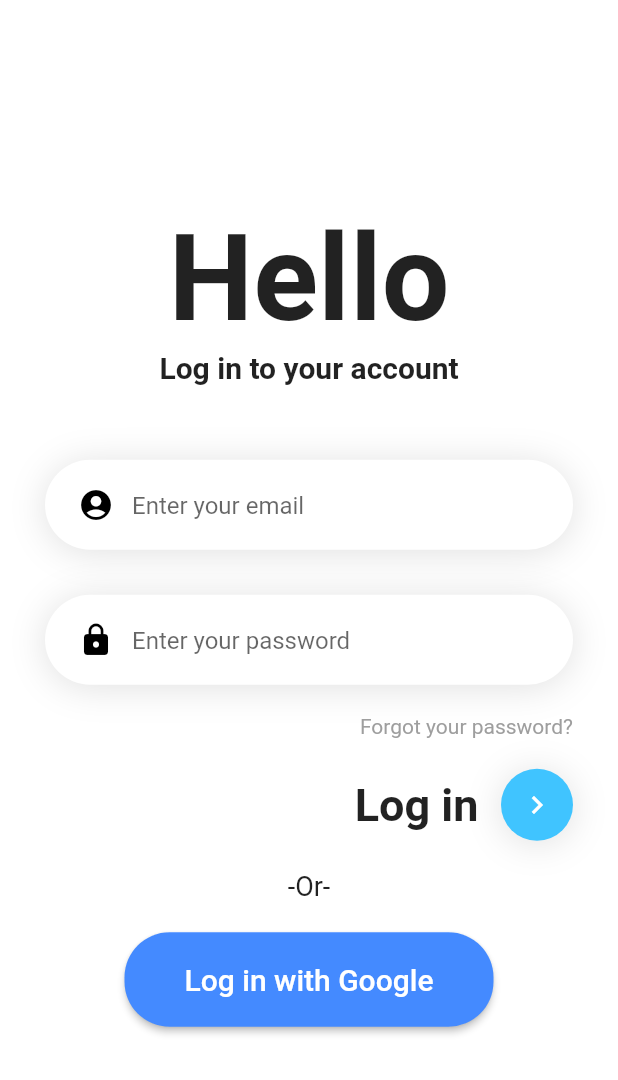
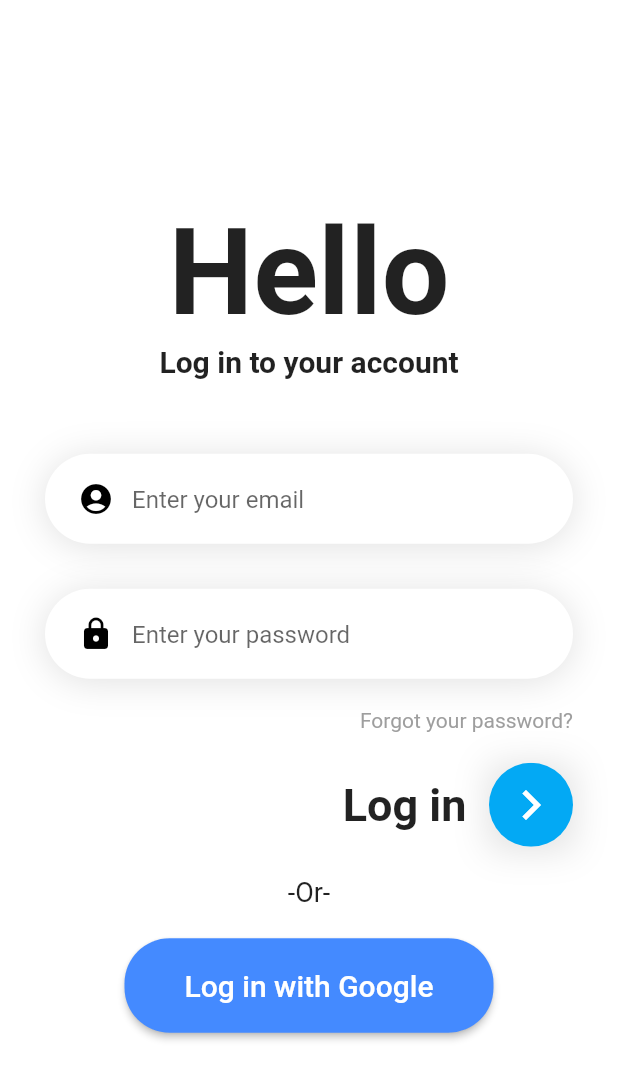
Before and after one commit to nithiwatter/Flutter_Playground, a Flutter app: the screen it shows after launch, on a phone screen of 412 x 824 dp. Shown: the top 1080 px of the screen. Run offline on Flutter 3.47's test engine with Material 2 defaults, Android fonts, the phone set to English and light mode, and no system bars.

Commit message:
fix icon button bug

```diff
--- a/lib/screens/login_screen.dart
+++ b/lib/screens/login_screen.dart
@@ -146,9 +146,7 @@ class _LoginScreenState extends State<LoginScreen> {
           ),
           Container(
             margin: const EdgeInsets.only(left: 15),
-            decoration: const BoxDecoration(
-              shape: BoxShape.circle,
-              color: Colors.lightBlueAccent,
+            decoration: BoxDecoration(
               boxShadow: [
                 BoxShadow(
                   color: Colors.black12,
@@ -157,10 +155,18 @@ class _LoginScreenState extends State<LoginScreen> {
                 ),
               ],
             ),
-            child: IconButton(
-                icon: Icon(Icons.chevron_right),
-                color: Colors.white,
-                onPressed: () {}),
+            child: ClipOval(
+              child: Material(
+                color: Colors.lightBlue,
+                child: IconButton(
+                  icon: Icon(Icons.chevron_right),
+                  color: Colors.white,
+                  splashColor: Colors.blueAccent,
+                  iconSize: 40,
+                  onPressed: () {},
+                ),
+              ),
+            ),
           )
         ],
       ),
@@ -207,7 +213,6 @@ class _LoginScreenState extends State<LoginScreen> {
       child: Center(
         child: SingleChildScrollView(
           child: Column(
-            mainAxisSize: MainAxisSize.min,
             // mainAxisAlignment: MainAxisAlignment.center,
             children: [
               _buildTitle(),
```
